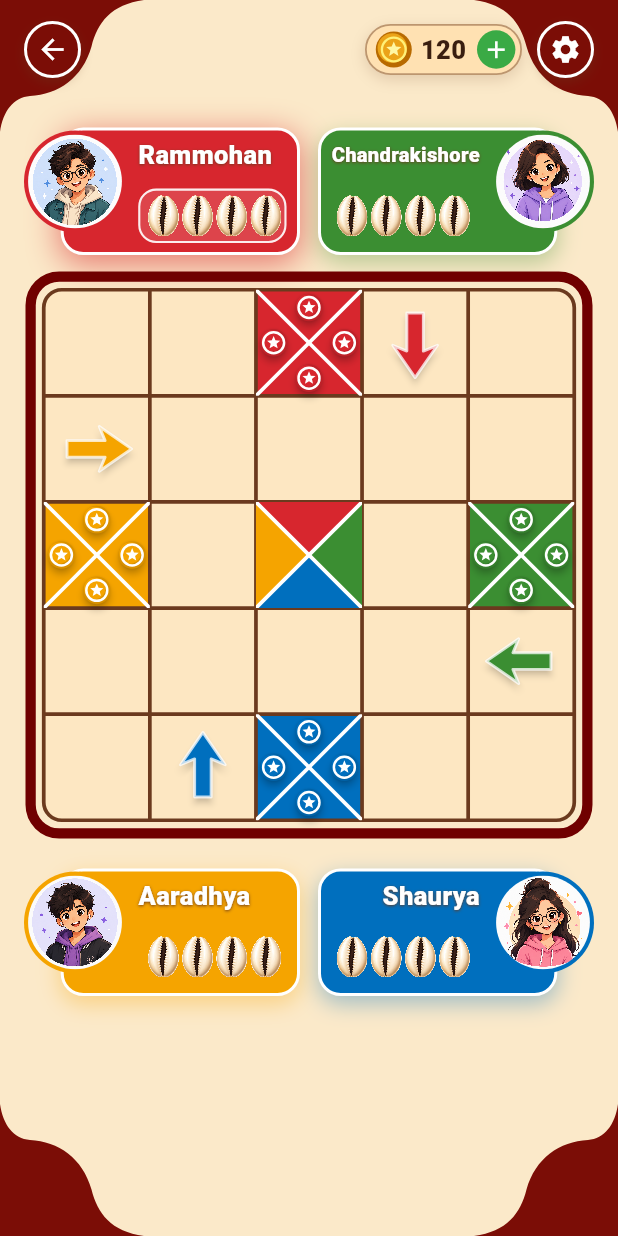
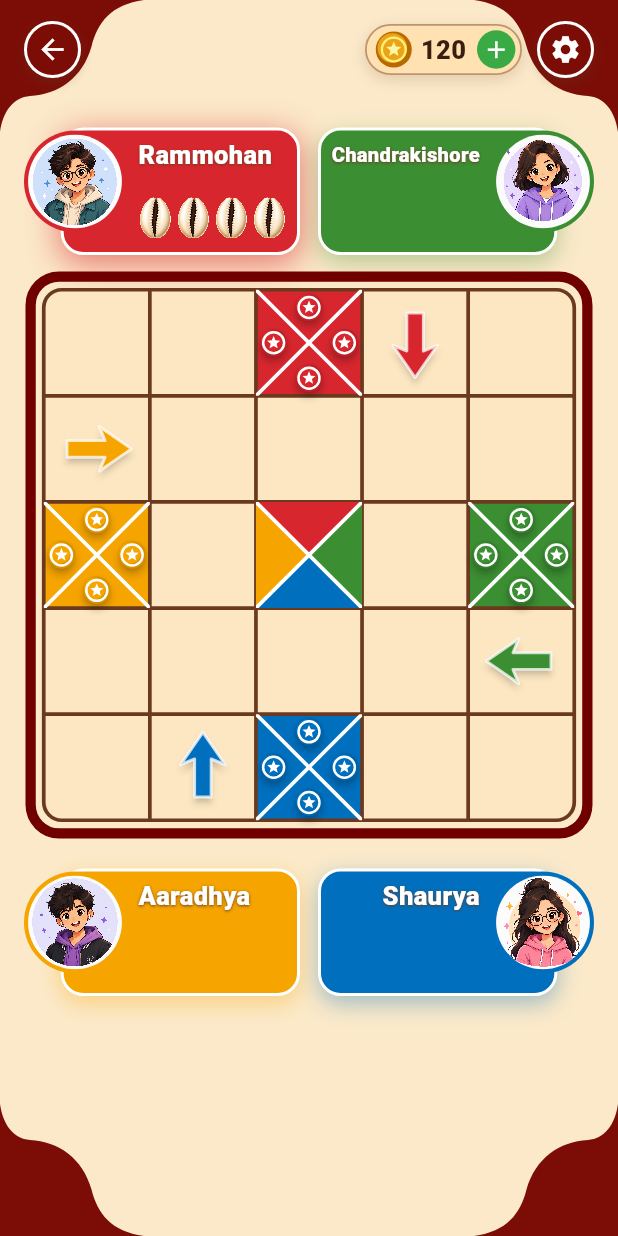
Before and after one commit to venusapps-priyank/isto-king-flutter, a Flutter app: the screen it shows after launch, on a phone screen of 412 x 824 dp. Run offline on Flutter 3.47's test engine with Material 3 defaults, Android fonts, the phone set to English and light mode, and no system bars; our stand-ins replace flutter_animate; Roboto replaces fonts that are missing (Georgia).

Commit message:
Update main.dart

```diff
--- a/lib/main.dart
+++ b/lib/main.dart
@@ -630,6 +630,11 @@ class _CowrieRollPanelState extends State<CowrieRollPanel> {
     if (oldWidget.shellCount != widget.shellCount) {
       _cowries = List<bool>.filled(widget.shellCount, true);
     }
+    if (oldWidget.isActive && !widget.isActive) {
+      _cowries = List<bool>.filled(widget.shellCount, true);
+      _rollingCowries = null;
+      _isRolling = false;
+    }
   }
 
   Future<void> _rollCowries() async {
@@ -676,26 +681,19 @@ class _CowrieRollPanelState extends State<CowrieRollPanel> {
 
   @override
   Widget build(BuildContext context) {
+    if (!widget.isActive) {
+      return SizedBox(height: widget.shellSize);
+    }
+
     return Semantics(
-      button: widget.isActive,
-      enabled: widget.isActive,
+      button: true,
+      enabled: true,
       label: 'Roll cowries',
       child: GestureDetector(
         behavior: HitTestBehavior.opaque,
-        onTap: widget.isActive ? _rollCowries : null,
-        child: AnimatedContainer(
-          duration: const Duration(milliseconds: 220),
+        onTap: _rollCowries,
+        child: SizedBox(
           width: double.infinity,
-          padding: const EdgeInsets.symmetric(horizontal: 4),
-          decoration: BoxDecoration(
-            color: Colors.white.withValues(alpha: widget.isActive ? 0.14 : 0),
-            borderRadius: BorderRadius.circular(12),
-            border: Border.all(
-              color: Colors.white.withValues(alpha: widget.isActive ? 0.9 : 0),
-              width: 1.4,
-            ),
-          ),
-          child: SizedBox(
           height: widget.shellSize,
           child: LayoutBuilder(
             builder: (context, constraints) {
@@ -735,7 +733,6 @@ class _CowrieRollPanelState extends State<CowrieRollPanel> {
                 ],
               );
             },
-            ),
           ),
         ),
       ),
```
Lines whose indentation alone changed are shown as unchanged.
